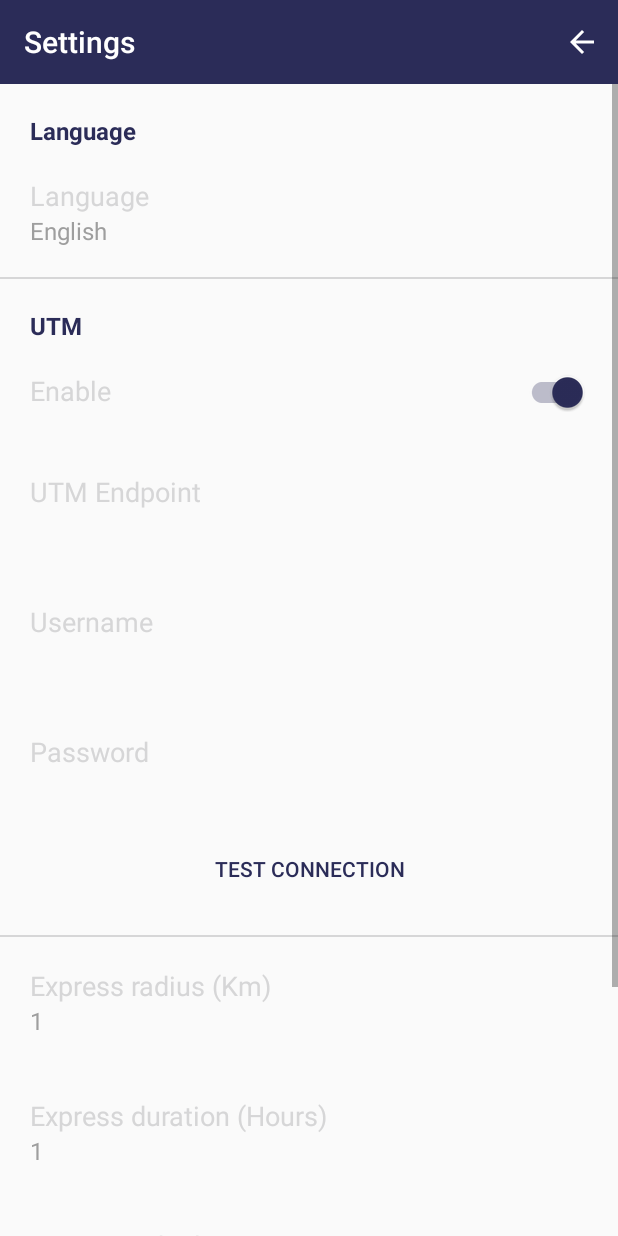
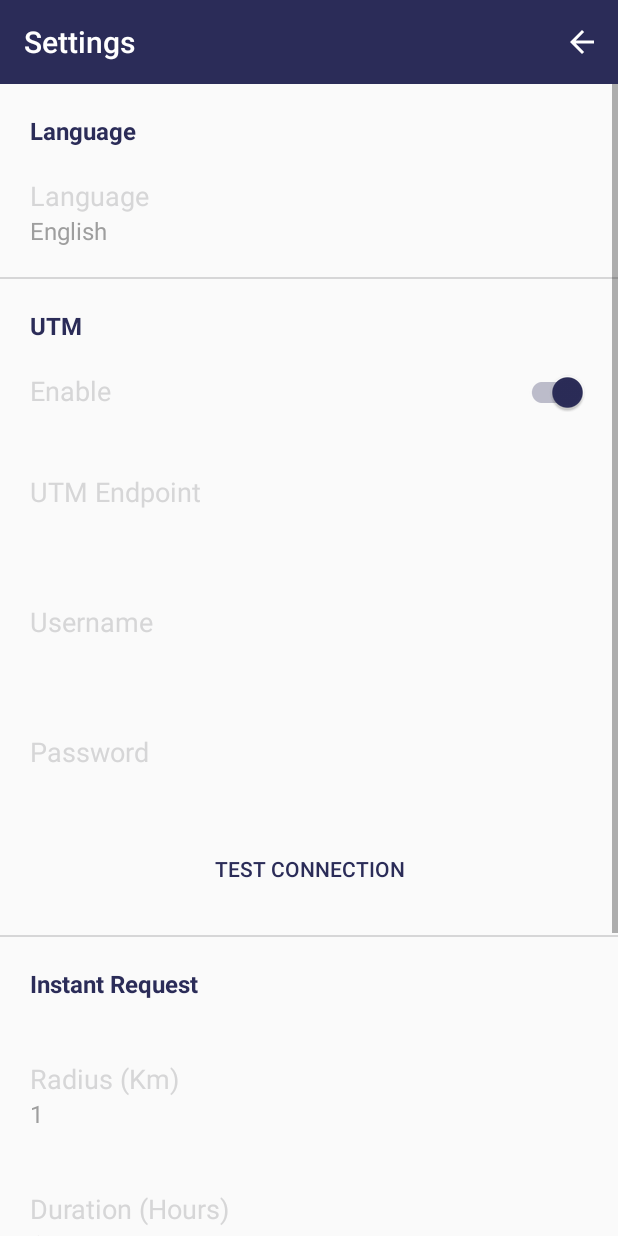
Before and after one commit to portableutm/pilot, an Android app: the SettingsActivity screen opened directly, with no data from a screen before it, on a phone screen of 412 x 824 dp. Run offline under Robolectric (Android 15) with nearby library versions, the phone set to English and light mode, and no system bars; libraries missing offline, so code that uses them is left out: com.dronfies.portableutmandroidclienttest; Roboto replaces fonts that are not available here.

Commit message:
[bugfix] fix some bugs in the express operation flow

```diff
--- a/app/src/main/java/com/dronfieslabs/portableutmpilot/ui/activities/Constants.java
+++ b/app/src/main/java/com/dronfieslabs/portableutmpilot/ui/activities/Constants.java
@@ -2,4 +2,7 @@ package com.dronfieslabs.portableutmpilot.ui.activities;
 
 public class Constants {
     public static String OPERATION_ID_KEY = "OPERATION_ID";
+    public static String OPERATION_MAX_ALTITUDE_KEY = "OPERATION_MAX_ALTITUDE";
+    public static String OPERATION_POLYGON_KEY = "OPERATION_POLYGON";
+    public static String SCROLL_TO_BOTTOM_KEY = "SCROLL_TO_BOTTOM";
 }
--- a/app/src/main/java/com/dronfieslabs/portableutmpilot/ui/activities/SettingsActivity.java
+++ b/app/src/main/java/com/dronfieslabs/portableutmpilot/ui/activities/SettingsActivity.java
@@ -20,29 +20,27 @@ import android.view.Menu;
 import android.view.MenuItem;
 import android.view.View;
 import android.view.ViewGroup;
-import android.widget.Button;
 import android.widget.CompoundButton;
 import android.widget.EditText;
 import android.widget.LinearLayout;
 import android.widget.RadioButton;
 import android.widget.RadioGroup;
+import android.widget.ScrollView;
 import android.widget.TextView;
 import android.widget.Toast;
 
-import com.dronfies.portableutmandroidclienttest.Vehicle;
 import com.dronfieslabs.portableutmpilot.BuildConfig;
 import com.dronfieslabs.portableutmpilot.R;
 import com.dronfies.portableutmandroidclienttest.DronfiesUssServices;
 import com.dronfies.portableutmandroidclienttest.entities.ICompletitionCallback;
-import com.dronfieslabs.portableutmpilot.ui.utils.UIGenericUtils;
 import com.dronfieslabs.portableutmpilot.utils.SharedPreferencesUtils;
 import com.dronfieslabs.portableutmpilot.utils.UtilsOps;
 
-import java.util.List;
 import java.util.Locale;
 
 public class SettingsActivity extends AppCompatActivity {
 
+    private ScrollView scrollViewRoot;
     private TextView textViewUTMEndpoint;
     private TextView textViewUsername;
     private TextView textViewPassword;
@@ -84,6 +82,11 @@ public class SettingsActivity extends AppCompatActivity {
                 SharedPreferencesUtils.updateUTMEnable(SettingsActivity.this, isChecked);
             }
         });
+        scrollViewRoot = findViewById(R.id.scroll_view_root);
+        if(getIntent().getBooleanExtra(Constants.SCROLL_TO_BOTTOM_KEY, false)){
+            scrollViewRoot.post(() -> scrollViewRoot.fullScroll(View.FOCUS_DOWN));
+        }
+
         textViewUTMEndpoint = findViewById(R.id.text_view_utm_endpoint);
         textViewUsername = findViewById(R.id.text_view_username);
         textViewPassword = findViewById(R.id.text_view_password);
@@ -159,7 +162,7 @@ public class SettingsActivity extends AppCompatActivity {
         String utmEndpoint = SharedPreferencesUtils.getUTMEndpoint(this);
         String username = SharedPreferencesUtils.getUsername(this);
         String password = SharedPreferencesUtils.getPassword(this);
-        DronfiesUssServices dronfiesUssServices = DronfiesUssServices.getUnsafeInstanceDONOTUSE(utmEndpoint);
+        DronfiesUssServices dronfiesUssServices = UtilsOps.getDronfiesUssServices(utmEndpoint);
         if(dronfiesUssServices == null){
             Toast.makeText(this, "No se pudo establecer la conexión con el UTM", Toast.LENGTH_LONG).show();
             return;
@@ -361,7 +364,7 @@ public class SettingsActivity extends AppCompatActivity {
         editTextExpressRadius.setText(textViewExpressRadius.getText());
         linearLayout.addView(editTextExpressRadius);
         new AlertDialog.Builder(this)
-                .setTitle(R.string.str_express_radius)
+                .setTitle(R.string.str_radius_km)
                 .setView(linearLayout)
                 .setPositiveButton(R.string.str_change, new DialogInterface.OnClickListener() {
                     public void onClick(DialogInterface dialog, int whichButton) {
@@ -390,7 +393,7 @@ public class SettingsActivity extends AppCompatActivity {
         editTextExpressDuration.setText(textViewExpressDuration.getText());
         linearLayout.addView(editTextExpressDuration);
         new AlertDialog.Builder(this)
-                .setTitle(R.string.str_express_duration)
+                .setTitle(R.string.str_duration_hours)
                 .setView(linearLayout)
                 .setPositiveButton(R.string.str_change, new DialogInterface.OnClickListener() {
                     public void onClick(DialogInterface dialog, int whichButton) {
--- a/app/src/main/res/layout/activity_settings.xml
+++ b/app/src/main/res/layout/activity_settings.xml
@@ -12,6 +12,7 @@
         app:theme="@style/ThemeOverlay.AppCompat.Dark.ActionBar"/>
 
     <ScrollView
+        android:id="@+id/scroll_view_root"
         android:layout_width="match_parent"
         android:layout_height="match_parent"
         android:layout_below="@id/toolbar">
@@ -208,8 +209,17 @@
                 android:background="@color/gray_light"/>
 
             <!--########################################################################################-->
-            <!--######################################## About  ########################################-->
+            <!--################################### Instant Request  ###################################-->
             <!--########################################################################################-->
+
+            <TextView
+                android:layout_width="wrap_content"
+                android:layout_height="wrap_content"
+                android:layout_margin="20dp"
+                android:text="@string/str_instant_request"
+                android:textColor="@color/colorPrimary"
+                android:textStyle="bold"
+                android:textSize="16sp"/>
 
             <LinearLayout
                 android:layout_width="match_parent"
@@ -225,7 +235,7 @@
                     android:id="@+id/tv_express_radius_title"
                     android:layout_width="match_parent"
                     android:layout_height="wrap_content"
-                    android:text="@string/str_express_radius"
+                    android:text="@string/str_radius_km"
                     android:textColor="@color/black"
                     android:textSize="18sp" />
 
@@ -252,7 +262,7 @@
                     android:id="@+id/tv_express_duration_title"
                     android:layout_width="match_parent"
                     android:layout_height="wrap_content"
-                    android:text="@string/str_express_duration"
+                    android:text="@string/str_duration_hours"
                     android:textColor="@color/black"
                     android:textSize="18sp" />
 
@@ -279,9 +289,9 @@
                     android:id="@+id/tv_express_vehicle_title"
                     android:layout_width="match_parent"
                     android:layout_height="wrap_content"
-                    android:text="@string/str_express_vehicle"
+                    android:text="@string/str_vehicle"
                     android:textColor="@color/black"
-                    android:textSize="18sp" />
+                    android:textSize="18sp"/>
 
                 <TextView
                     android:id="@+id/text_view_express_vehicle"
@@ -297,6 +307,11 @@
                 android:layout_width="match_parent"
                 android:layout_height="1dp"
                 android:background="@color/gray_light" />
+
+
+            <!--########################################################################################-->
+            <!--######################################## About  ########################################-->
+            <!--########################################################################################-->
 
             <TextView
                 android:layout_width="wrap_content"
--- a/app/src/main/res/values/strings.xml
+++ b/app/src/main/res/values/strings.xml
@@ -50,11 +50,12 @@
     <string name="miscellaneous_def_polygon_options">
         Draw the area where you will fly on the map or introduce the coordinates
     </string>
-    <string name="miscellaneous_fly_or_report_pilot_position">
-        If you want to use the app to fly the drone, please select the option \'Go Fly\'. On the other hand, if what you want is to just report to the UTM the pilot position, click the button \'Report Pilot Position\'.
-    </string>
+    <string name="miscellaneous_info_dji_drone">Report live to the UTM using this app to fly the drone</string>
+    <string name="miscellaneous_info_pilot">Report live to the UTM the device position as information of the pilot position</string>
+    <string name="miscellaneous_info_tracker">Report live to the UTM using a Dronfies EASYID device</string>
     <string name="miscellaneous_load_dat_file_message">This functionality allows you to load the .DAT file associated with the operation in question, in order to extract from it the telemetry registered by the drone, and upload it to the UTM.</string>
     <string name="miscellaneous_select_utm_to_register">Select the UTM in which you want to register</string>
+    <string name="miscellaneous_wait_until_op_created">Wait while the operation is created. This process usually takes about 30 seconds.</string>
 
     <string name="question_account">Don\'t you have an account?</string>
     <string name="question_delete_operation">Are you sure you want to delete the operation \'%s\'?</string>
@@ -75,9 +76,11 @@
     <string name="str_change_username">Change Username</string>
     <string name="str_change_user_type">Change User Type</string>
     <string name="str_change_utm_endpoint">Change UTM endpoint</string>
+    <string name="str_choose_transmission_system">Choose transmission system</string>
     <string name="str_confirm">Confirm</string>
     <string name="str_contact_phone">Contact phone</string>
     <string name="str_coordinates">Coordinates</string>
+    <string name="str_creating_operation">Creating Operation</string>
     <string name="str_current_position">Current Position</string>
     <string name="str_define_manually">Define Manually</string>
     <string name="str_define_polygon">Define polygon</string>
@@ -96,7 +99,6 @@
     <string name="str_error">Error</string>
     <string name="str_error_reporting_position">Error Reportando Posición</string>
     <string name="str_establish">Establish</string>
-    <string name="str_fly_or_pilot_position">Fly or Pilot Position?</string>
     <string name="str_free_flight">Free flight</string>
     <string name="str_go_fly">Go Fly</string>
     <string name="str_google_maps">Google Maps</string>
@@ -163,11 +165,14 @@
     <string name="str_connection_error">Connection Error</string>
     <string name="str_select">Select</string>
     <string name="str_dat_file_uploaded">Dat File Uploaded!</string>
-    <string name="str_express_operation">Express Operation</string>
-    <string name="str_express_radius">Express radius (Km)</string>
-    <string name="str_express_duration">Express duration (Hours)</string>
-    <string name="str_express_vehicle">Express vehicle</string>
+    <string name="str_radius_km">Radius (Km)</string>
+    <string name="str_duration_hours">Duration (Hours)</string>
+    <string name="str_vehicle">Vehicle</string>
     <string name="express_vehicle_not_selected_title">Vehicle not selected</string>
     <string name="express_vehicle_not_selected">Please go to setting and select a vehicle under "Express vehicle" input</string>
     <string name="str_uvin" translatable="false">id</string>
+    <string name="str_tracker">Tracker</string>
+    <string name="str_dji_drone">DJI Drone</string>
+    <string name="str_instant_request">Instant Request</string>
+
 </resources>
```
Also changed, not shown: app/src/main/java/com/dronfieslabs/portableutmpilot/ui/activities/FlightActivity.java (+3 -4 lines), app/src/main/java/com/dronfieslabs/portableutmpilot/ui/activities/MainActivity.java (+75 -62 lines), app/src/main/res/layout/activity_main.xml (+30 -13 lines), app/src/main/java/com/dronfieslabs/portableutmpilot/ui/activities/DefinePolygonOnMapActivity.java (indentation only), 1 other file.
